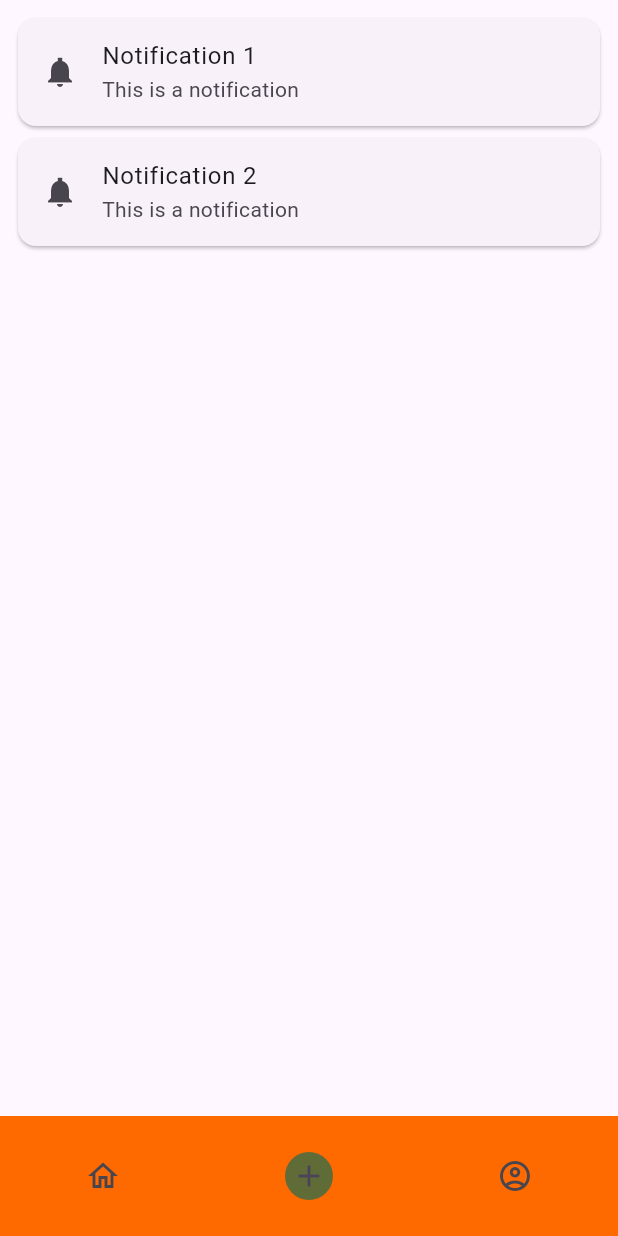
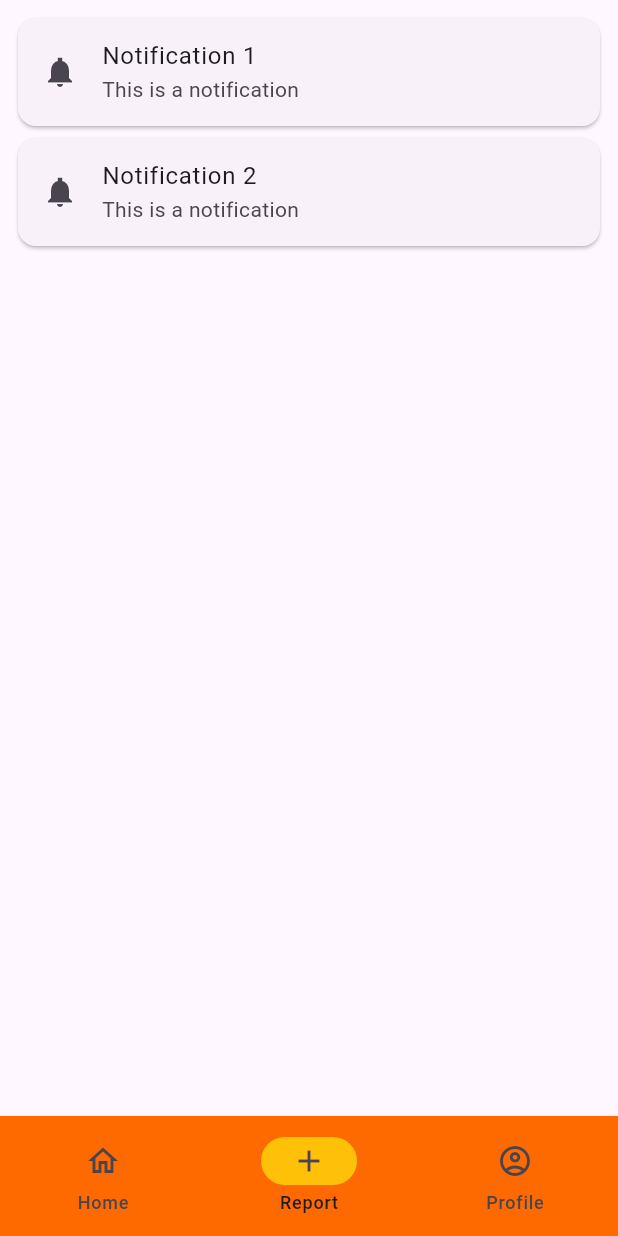
Before and after one commit to ashleychching/repair_tracker, a Flutter app: the ReportPage screen opened directly, on a phone screen of 412 x 824 dp. Run offline on Flutter 3.47's test engine with Material 3 defaults, Android fonts, the phone set to English and light mode, and no system bars; missing offline and left inert: dart:ffi.

```diff
--- a/lib/main.dart
+++ b/lib/main.dart
@@ -76,6 +76,7 @@ class _MyHomePageState extends State<MyHomePage> {
 
         indicatorColor: const Color(0xFF606C38), // Light green
         indicatorShape: const CircleBorder(), // Circle shape for indicator
+        indicatorPadding: const EdgeInsets.all(16), // Padding to make the circle bigger
         labelBehavior: NavigationDestinationLabelBehavior.alwaysHide,
         selectedIndex: currentPageIndex,
         destinations: const <Widget>[
@@ -142,10 +143,7 @@ class _ReportPageState extends State<ReportPage> {
           }
 
         },
-
-        indicatorColor: const Color(0xFF606C38), // Light green
-        indicatorShape: const CircleBorder(), // Circle shape for indicator
-        labelBehavior: NavigationDestinationLabelBehavior.alwaysHide,
+        indicatorColor: Colors.amber,
         selectedIndex: currentPageIndex,
         destinations: const <Widget>[
           NavigationDestination(
@@ -220,10 +218,7 @@ class _ProfilePageState extends State<ProfilePage> {
             Navigator.push(context, MaterialPageRoute(builder: (context) => const ReportPage(title: "homepage")));
           }
         },
-
-        indicatorColor: const Color(0xFF606C38), // Light green
-        indicatorShape: const CircleBorder(), // Circle shape for indicator
-        labelBehavior: NavigationDestinationLabelBehavior.alwaysHide,
+        indicatorColor: Colors.amber,
         selectedIndex: currentPageIndex,
         destinations: const <Widget>[
           NavigationDestination(
```
